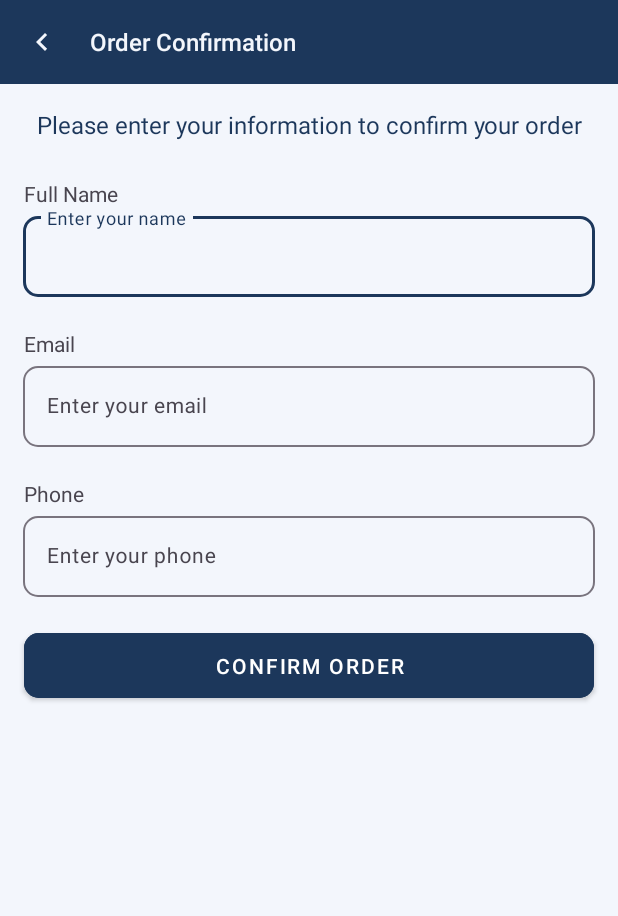
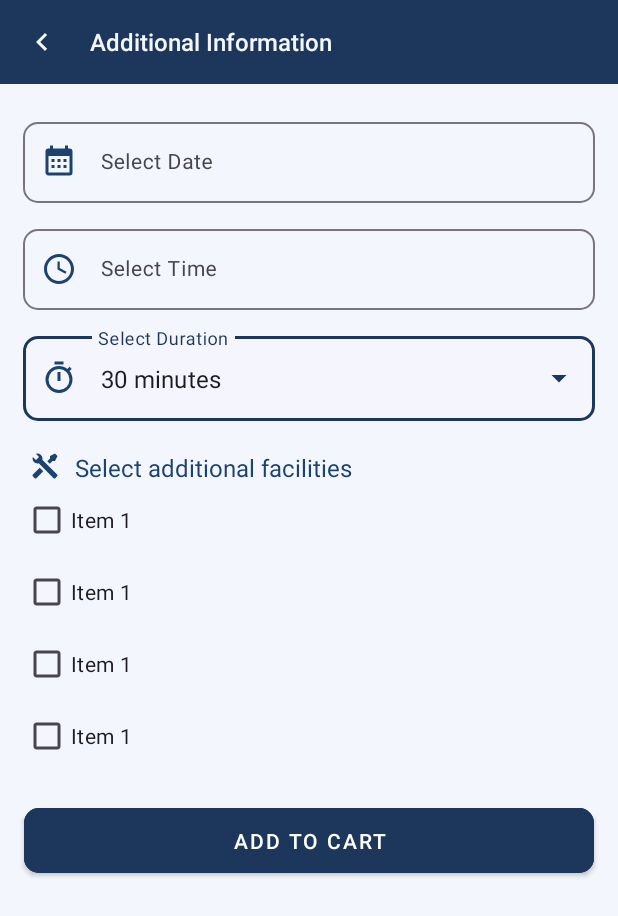
Before and after one commit to QuanHT2412/LabBooking, an Android app: the screen it shows after launch (OrderConfirmationActivity before the commit, CartConfirmActivity after it), on a phone screen of 412 x 824 dp. Shown: the top 916 px of the screen. Run offline under Robolectric (Android 15) with nearby library versions, the phone set to English and light mode, and no system bars; our stand-ins replace Firebase (no records; nobody signed in at launch, a user with empty details on screens opened directly).

Commit message:
add cart additional information layout

```diff
--- a/app/src/main/AndroidManifest.xml
+++ b/app/src/main/AndroidManifest.xml
@@ -12,6 +12,9 @@
         android:supportsRtl="true"
         android:theme="@style/Theme.LabBooking"
         tools:targetApi="31">
+        <activity
+            android:name=".activities.CartConfirm.CartConfirmActivity"
+            android:exported="false" />
         <activity
             android:name=".activities.OrderConfirmation.OrderConfirmationActivity"
             android:exported="false" />
--- /dev/null
+++ b/app/src/main/java/io/diendanx/labbooking/Helpers/DatePickerUtils.java
@@ -0,0 +1,44 @@
+package io.diendanx.labbooking.Helpers;
+
+import android.app.Activity;
+import android.app.DatePickerDialog;
+import android.content.Context;
+
+import androidx.fragment.app.FragmentActivity;
+
+import com.google.android.material.datepicker.CalendarConstraints;
+import com.google.android.material.datepicker.DateValidatorPointForward;
+import com.google.android.material.datepicker.MaterialDatePicker;
+import com.google.android.material.textfield.TextInputEditText;
+
+import java.text.SimpleDateFormat;
+import java.util.Calendar;
+import java.util.Date;
+import java.util.Locale;
+
+import io.diendanx.labbooking.R;
+
+public class DatePickerUtils {
+
+    public static void setupDatePicker(Context context, TextInputEditText editText) {
+        final Calendar calendar = Calendar.getInstance();
+        final DatePickerDialog.OnDateSetListener dateSetListener = (view, year, month, dayOfMonth) -> {
+            calendar.set(Calendar.YEAR, year);
+            calendar.set(Calendar.MONTH, month);
+            calendar.set(Calendar.DAY_OF_MONTH, dayOfMonth);
+
+            SimpleDateFormat dateFormat = new SimpleDateFormat("dd/MM/yyyy", Locale.getDefault());
+            editText.setText(dateFormat.format(calendar.getTime()));
+        };
+
+        editText.setOnClickListener(v -> {
+            new DatePickerDialog(
+                    context,
+                    dateSetListener,
+                    calendar.get(Calendar.YEAR),
+                    calendar.get(Calendar.MONTH),
+                    calendar.get(Calendar.DAY_OF_MONTH))
+                    .show();
+        });
+    }
+}
--- /dev/null
+++ b/app/src/main/java/io/diendanx/labbooking/Helpers/TimePickerUtils.java
@@ -0,0 +1,33 @@
+package io.diendanx.labbooking.Helpers;
+
+import android.app.TimePickerDialog;
+import android.content.Context;
+
+import com.google.android.material.textfield.TextInputEditText;
+
+import java.text.SimpleDateFormat;
+import java.util.Calendar;
+import java.util.Locale;
+
+public class TimePickerUtils {
+    public static void setupTimePicker(Context context, TextInputEditText editText) {
+        final Calendar calendar = Calendar.getInstance();
+        final TimePickerDialog.OnTimeSetListener timeSetListener = (view, hourOfDay, minute) -> {
+            calendar.set(Calendar.HOUR_OF_DAY, hourOfDay);
+            calendar.set(Calendar.MINUTE, minute);
+
+            SimpleDateFormat timeFormat = new SimpleDateFormat("HH:mm", Locale.getDefault());
+            editText.setText(timeFormat.format(calendar.getTime()));
+        };
+
+        editText.setOnClickListener(v -> {
+            new TimePickerDialog(
+                    context,
+                    timeSetListener,
+                    calendar.get(Calendar.HOUR_OF_DAY),
+                    calendar.get(Calendar.MINUTE),
+                    true)
+                    .show();
+        });
+    }
+}
--- /dev/null
+++ b/app/src/main/java/io/diendanx/labbooking/activities/CartConfirm/CartConfirmActivity.java
@@ -0,0 +1,75 @@
+package io.diendanx.labbooking.activities.CartConfirm;
+
+import android.content.Context;
+import android.os.Bundle;
+import android.view.View;
+import android.widget.ArrayAdapter;
+import android.widget.AutoCompleteTextView;
+
+import androidx.activity.EdgeToEdge;
+import androidx.appcompat.app.AppCompatActivity;
+import androidx.core.content.ContextCompat;
+import androidx.core.graphics.Insets;
+import androidx.core.view.ViewCompat;
+import androidx.core.view.WindowInsetsCompat;
+
+import com.google.android.material.datepicker.CalendarConstraints;
+import com.google.android.material.datepicker.DateValidatorPointForward;
+import com.google.android.material.datepicker.MaterialDatePicker;
+import com.google.android.material.textfield.TextInputEditText;
+
+import java.text.SimpleDateFormat;
+import java.util.Date;
+import java.util.Locale;
+
+import io.diendanx.labbooking.Helpers.DatePickerUtils;
+import io.diendanx.labbooking.Helpers.TimePickerUtils;
+import io.diendanx.labbooking.R;
+
+public class CartConfirmActivity extends AppCompatActivity {
+    private TextInputEditText etDate, etTime;
+    private AutoCompleteTextView tvDuration;
+
+    @Override
+    protected void onCreate(Bundle savedInstanceState) {
+        super.onCreate(savedInstanceState);
+        EdgeToEdge.enable(this);
+        setContentView(R.layout.activity_cart_confirm);
+        // Set status bar color to main_900
+        getWindow().setStatusBarColor(ContextCompat.getColor(this, R.color.main_900));
+        // Set status bar text color to white
+        getWindow().getDecorView().setSystemUiVisibility(
+                getWindow().getDecorView().getSystemUiVisibility() & ~View.SYSTEM_UI_FLAG_LIGHT_STATUS_BAR
+        );
+        ViewCompat.setOnApplyWindowInsetsListener(findViewById(R.id.main), (v, insets) -> {
+            Insets systemBars = insets.getInsets(WindowInsetsCompat.Type.systemBars());
+            v.setPadding(systemBars.left, systemBars.top, systemBars.right, systemBars.bottom);
+            return insets;
+        });
+
+        initViews();
+        setListeners();
+    }
+
+    private void initViews() {
+        etDate = findViewById(R.id.et_date);
+        etTime = findViewById(R.id.et_time);
+        tvDuration = findViewById(R.id.et_duration);
+
+        DatePickerUtils.setupDatePicker(this, etDate);
+        TimePickerUtils.setupTimePicker(this, etTime);
+
+        // set up duration dropdown
+        String[] durations = {"30 minutes", "1 hour", "2 hours", "3 hours"};
+        ArrayAdapter<String> adapter = new ArrayAdapter<>(this, android.R.layout.simple_dropdown_item_1line, durations);
+        tvDuration.setAdapter(adapter);
+        tvDuration.setText(durations[0], false);
+    }
+
+    private void setListeners() {
+
+    }
+
+
+
+}
--- a/app/src/main/java/io/diendanx/labbooking/activities/MainActivity.java
+++ b/app/src/main/java/io/diendanx/labbooking/activities/MainActivity.java
@@ -12,6 +12,7 @@ import androidx.core.view.WindowInsetsCompat;
 import com.google.firebase.auth.FirebaseAuth;
 
 import io.diendanx.labbooking.R;
+import io.diendanx.labbooking.activities.CartConfirm.CartConfirmActivity;
 import io.diendanx.labbooking.activities.Home.HomeActivity;
 import io.diendanx.labbooking.activities.OrderConfirmation.OrderConfirmationActivity;
 import io.diendanx.labbooking.activities.SignIn.SignInActivity;
@@ -39,6 +40,6 @@ public class MainActivity extends AppCompatActivity {
 //            finish();
 //        }
 
-        startActivity(new Intent(this, OrderConfirmationActivity.class));
+        startActivity(new Intent(this, CartConfirmActivity.class));
     }
 }
--- a/app/src/main/java/io/diendanx/labbooking/activities/OrderConfirmation/OrderConfirmationActivity.java
+++ b/app/src/main/java/io/diendanx/labbooking/activities/OrderConfirmation/OrderConfirmationActivity.java
@@ -1,7 +1,12 @@
 package io.diendanx.labbooking.activities.OrderConfirmation;
 
+import android.app.DatePickerDialog;
+import android.app.TimePickerDialog;
+import android.content.Context;
 import android.os.Bundle;
 import android.view.View;
+import android.widget.AutoCompleteTextView;
+import android.widget.TextView;
 
 import androidx.activity.EdgeToEdge;
 import androidx.appcompat.app.AppCompatActivity;
@@ -11,11 +16,17 @@ import androidx.core.view.ViewCompat;
 import androidx.core.view.WindowInsetsCompat;
 
 import com.google.android.material.appbar.MaterialToolbar;
+import com.google.android.material.datepicker.MaterialDatePicker;
+import com.google.android.material.textfield.TextInputEditText;
+
+import java.text.SimpleDateFormat;
+import java.util.Calendar;
+import java.util.Date;
+import java.util.Locale;
 
 import io.diendanx.labbooking.R;
 
 public class OrderConfirmationActivity extends AppCompatActivity {
-
     private MaterialToolbar toolbar;
 
     @Override
@@ -41,6 +52,7 @@ public class OrderConfirmationActivity extends AppCompatActivity {
     private void initViews() {
         toolbar = findViewById(R.id.topAppBar);
 
+
     }
 
     private void setListeners() {
@@ -48,4 +60,23 @@ public class OrderConfirmationActivity extends AppCompatActivity {
 
         });
     }
+
+
+    public void setupTimePicker(Context context, TextInputEditText editText) {
+        final Calendar calendar = Calendar.getInstance();
+        editText.setOnClickListener(v -> {
+            new TimePickerDialog(
+                    context,
+                    (view, hourOfDay, minute) -> {
+                        calendar.set(Calendar.HOUR_OF_DAY, hourOfDay);
+                        calendar.set(Calendar.MINUTE, minute);
+                        SimpleDateFormat timeFormat = new SimpleDateFormat("HH:mm", Locale.getDefault());
+                        editText.setText(timeFormat.format(calendar.getTime()));
+                    },
+                    calendar.get(Calendar.HOUR_OF_DAY),
+                    calendar.get(Calendar.MINUTE),
+                    true)
+                    .show();
+        });
+    }
 }
--- /dev/null
+++ b/app/src/main/res/drawable/ic_calendar.xml
@@ -0,0 +1 @@
+<!-- drawable/calendar_month.xml --><vector xmlns:android="http://schemas.android.com/apk/res/android" android:height="24dp" android:width="24dp" android:viewportWidth="24" android:viewportHeight="24"><path android:fillColor="#000000" android:pathData="M9,10V12H7V10H9M13,10V12H11V10H13M17,10V12H15V10H17M19,3A2,2 0 0,1 21,5V19A2,2 0 0,1 19,21H5C3.89,21 3,20.1 3,19V5A2,2 0 0,1 5,3H6V1H8V3H16V1H18V3H19M19,19V8H5V19H19M9,14V16H7V14H9M13,14V16H11V14H13M17,14V16H15V14H17Z" /></vector>
--- /dev/null
+++ b/app/src/main/res/drawable/ic_clock.xml
@@ -0,0 +1 @@
+<!-- drawable/clock_time_four_outline.xml --><vector xmlns:android="http://schemas.android.com/apk/res/android" android:height="24dp" android:width="24dp" android:viewportWidth="24" android:viewportHeight="24"><path android:fillColor="#000000" android:pathData="M12 20C16.4 20 20 16.4 20 12S16.4 4 12 4 4 7.6 4 12 7.6 20 12 20M12 2C17.5 2 22 6.5 22 12S17.5 22 12 22C6.5 22 2 17.5 2 12C2 6.5 6.5 2 12 2M17 13.9L16.3 15.2L11 12.3V7H12.5V11.4L17 13.9Z" /></vector>
--- /dev/null
+++ b/app/src/main/res/drawable/ic_timer.xml
@@ -0,0 +1 @@
+<!-- drawable/timer_outline.xml --><vector xmlns:android="http://schemas.android.com/apk/res/android" android:height="24dp" android:width="24dp" android:viewportWidth="24" android:viewportHeight="24"><path android:fillColor="#000000" android:pathData="M12,20A7,7 0 0,1 5,13A7,7 0 0,1 12,6A7,7 0 0,1 19,13A7,7 0 0,1 12,20M19.03,7.39L20.45,5.97C20,5.46 19.55,5 19.04,4.56L17.62,6C16.07,4.74 14.12,4 12,4A9,9 0 0,0 3,13A9,9 0 0,0 12,22C17,22 21,17.97 21,13C21,10.88 20.26,8.93 19.03,7.39M11,14H13V8H11M15,1H9V3H15V1Z" /></vector>
--- /dev/null
+++ b/app/src/main/res/drawable/ic_tools.xml
@@ -0,0 +1 @@
+<!-- drawable/tools.xml --><vector xmlns:android="http://schemas.android.com/apk/res/android" android:height="24dp" android:width="24dp" android:viewportWidth="24" android:viewportHeight="24"><path android:fillColor="#000000" android:pathData="M21.71 20.29L20.29 21.71A1 1 0 0 1 18.88 21.71L7 9.85A3.81 3.81 0 0 1 6 10A4 4 0 0 1 2.22 4.7L4.76 7.24L5.29 6.71L6.71 5.29L7.24 4.76L4.7 2.22A4 4 0 0 1 10 6A3.81 3.81 0 0 1 9.85 7L21.71 18.88A1 1 0 0 1 21.71 20.29M2.29 18.88A1 1 0 0 0 2.29 20.29L3.71 21.71A1 1 0 0 0 5.12 21.71L10.59 16.25L7.76 13.42M20 2L16 4V6L13.83 8.17L15.83 10.17L18 8H20L22 4Z" /></vector>
--- /dev/null
+++ b/app/src/main/res/layout/activity_cart_confirm.xml
@@ -0,0 +1,186 @@
+<?xml version="1.0" encoding="utf-8"?>
+<androidx.coordinatorlayout.widget.CoordinatorLayout xmlns:android="http://schemas.android.com/apk/res/android"
+    xmlns:app="http://schemas.android.com/apk/res-auto"
+    xmlns:tools="http://schemas.android.com/tools"
+    android:id="@+id/main"
+    android:layout_width="match_parent"
+    android:layout_height="match_parent"
+    android:background="@color/main_50"
+    tools:context=".activities.CartConfirm.CartConfirmActivity">
+
+    <com.google.android.material.appbar.AppBarLayout
+        android:layout_width="match_parent"
+        android:layout_height="wrap_content">
+
+        <com.google.android.material.appbar.MaterialToolbar
+            android:id="@+id/topAppBar"
+            android:layout_width="match_parent"
+            android:layout_height="wrap_content"
+            android:minHeight="0dp"
+            app:title="Additional Information"
+            android:background="@color/main_900"
+            app:titleTextColor="@color/main_50"
+            app:navigationIconTint="@color/main_50"
+            app:titleTextAppearance="@style/OrderConfirmationToolbarTitle"
+            app:navigationIcon="@drawable/ic_chevron_left" />
+
+    </com.google.android.material.appbar.AppBarLayout>
+
+    <!-- Note: A RecyclerView can also be used -->
+    <androidx.core.widget.NestedScrollView
+        android:layout_width="match_parent"
+        android:layout_height="match_parent"
+        app:layout_behavior="@string/appbar_scrolling_view_behavior">
+
+        <androidx.constraintlayout.widget.ConstraintLayout
+            android:layout_width="match_parent"
+            android:layout_height="wrap_content">
+
+            <!-- SELECT DATE -->
+            <com.google.android.material.textfield.TextInputLayout
+                android:id="@+id/et_date_wrapper"
+                android:layout_width="match_parent"
+                android:layout_height="wrap_content"
+                android:hint="Select Date"
+                android:layout_marginTop="20dp"
+                app:boxCornerRadiusBottomEnd="10dp"
+                app:boxCornerRadiusBottomStart="10dp"
+                app:boxCornerRadiusTopEnd="10dp"
+                app:boxCornerRadiusTopStart="10dp"
+                app:startIconDrawable="@drawable/ic_calendar"
+                app:startIconTint="@color/main_800"
+                android:layout_marginHorizontal="15dp"
+                app:layout_constraintStart_toStartOf="parent"
+                app:layout_constraintTop_toTopOf="parent">
+                <com.google.android.material.textfield.TextInputEditText
+                    android:id="@+id/et_date"
+                    android:inputType="none"
+                    android:textSize="14sp"
+                    android:focusable="false"
+                    android:clickable="true"
+                    android:paddingStart="50dp"
+                    android:layout_width="match_parent"
+                    android:layout_height="match_parent"/>
+            </com.google.android.material.textfield.TextInputLayout>
+
+            <!-- SELECT TIME -->
+            <com.google.android.material.textfield.TextInputLayout
+                android:id="@+id/et_time_wrapper"
+                android:layout_width="match_parent"
+                android:layout_height="wrap_content"
+                android:hint="Select Time"
+                android:layout_marginTop="12dp"
+                app:boxCornerRadiusBottomEnd="10dp"
+                app:boxCornerRadiusBottomStart="10dp"
+                app:boxCornerRadiusTopEnd="10dp"
+                app:boxCornerRadiusTopStart="10dp"
+                app:startIconDrawable="@drawable/ic_clock"
+                app:startIconTint="@color/main_800"
+                android:layout_marginHorizontal="15dp"
+                app:layout_constraintTop_toBottomOf="@id/et_date_wrapper"
+                app:layout_constraintStart_toStartOf="parent">
+                <com.google.android.material.textfield.TextInputEditText
+                    android:id="@+id/et_time"
+                    android:inputType="none"
+                    android:textSize="14sp"
+                    android:focusable="false"
+                    android:clickable="true"
+                    android:paddingStart="50dp"
+                    android:layout_width="match_parent"
+                    android:layout_height="match_parent"/>
+            </com.google.android.material.textfield.TextInputLayout>
+
+            <com.google.android.material.textfield.TextInputLayout
+                android:id="@+id/et_duration_wrapper"
+                android:layout_width="match_parent"
+                android:layout_height="wrap_content"
+                android:layout_marginHorizontal="15dp"
+                android:layout_marginTop="12dp"
+                app:boxCornerRadiusBottomEnd="10dp"
+                app:boxCornerRadiusBottomStart="10dp"
+                app:boxCornerRadiusTopEnd="10dp"
+                app:boxCornerRadiusTopStart="10dp"
+                app:startIconDrawable="@drawable/ic_timer"
+                app:startIconTint="@color/main_800"
+                style="@style/Widget.MaterialComponents.TextInputLayout.OutlinedBox.ExposedDropdownMenu"
+                app:layout_constraintTop_toBottomOf="@id/et_time_wrapper"
+                app:layout_constraintStart_toStartOf="parent">
+                <AutoCompleteTextView
+                    android:id="@+id/et_duration"
+                    android:layout_width="match_parent"
+                    android:layout_height="wrap_content"
+                    android:paddingStart="50dp"
+                    android:hint="Select Duration"
+                    android:inputType="none" />
+            </com.google.android.material.textfield.TextInputLayout>
+
+            <LinearLayout
+                android:id="@+id/ll_facility_header"
+                android:layout_width="match_parent"
+                android:layout_height="wrap_content"
+                android:orientation="horizontal"
+                android:layout_marginHorizontal="20dp"
+                android:layout_marginTop="20dp"
+                app:layout_constraintTop_toBottomOf="@id/et_duration_wrapper"
+                app:layout_constraintStart_toStartOf="parent">
+                <ImageView
+                    android:layout_width="20dp"
+                    android:layout_height="20dp"
+                    android:layout_marginEnd="10dp"
+                    android:src="@drawable/ic_tools"
+                    app:tint="@color/main_800"
+                    android:contentDescription="Tools Icon"/>
+
+                <TextView
+                    android:text="Select additional facilities"
+                    android:textSize="16sp"
+                    android:textColor="@color/main_800"
+                    android:layout_width="wrap_content"
+                    android:layout_height="wrap_content"/>
+            </LinearLayout>
+
+            <LinearLayout
+                android:id="@+id/ll_facilities"
+                android:layout_width="match_parent"
+                android:layout_height="wrap_content"
+                android:layout_marginHorizontal="15dp"
+                android:orientation="vertical"
+                app:layout_constraintTop_toBottomOf="@id/ll_facility_header"
+                app:layout_constraintStart_toStartOf="parent">
+                <CheckBox
+                    android:layout_width="match_parent"
+                    android:layout_height="wrap_content"
+                    android:text="Item 1"/>
+                <CheckBox
+                    android:layout_width="match_parent"
+                    android:layout_height="wrap_content"
+                    android:text="Item 1"/>
+                <CheckBox
+                    android:layout_width="match_parent"
+                    android:layout_height="wrap_content"
+                    android:text="Item 1"/>
+                <CheckBox
+                    android:layout_width="match_parent"
+                    android:layout_height="wrap_content"
+                    android:text="Item 1"/>
+            </LinearLayout>
+
+            <Button
+                android:id="@+id/btn_add"
+                android:text="Add to cart"
+                android:layout_width="match_parent"
+                android:layout_height="wrap_content"
+                android:layout_marginTop="18dp"
+                android:backgroundTint="@color/main_900"
+                android:layout_marginHorizontal="16dp"
+                app:cornerRadius="10dp"
+                android:paddingVertical="12dp"
+                style="@style/Widget.MaterialComponents.Button"
+                app:layout_constraintStart_toStartOf="parent"
+                app:layout_constraintTop_toBottomOf="@id/ll_facilities"/>
+
+        </androidx.constraintlayout.widget.ConstraintLayout>
+
+    </androidx.core.widget.NestedScrollView>
+
+</androidx.coordinatorlayout.widget.CoordinatorLayout>
```
